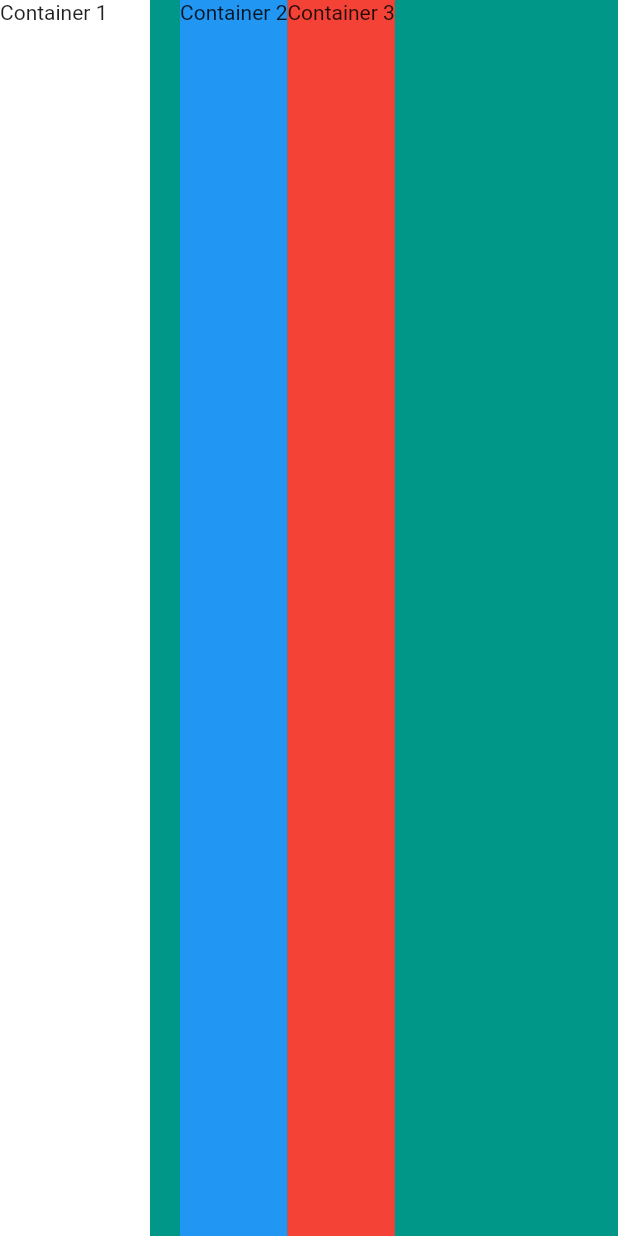
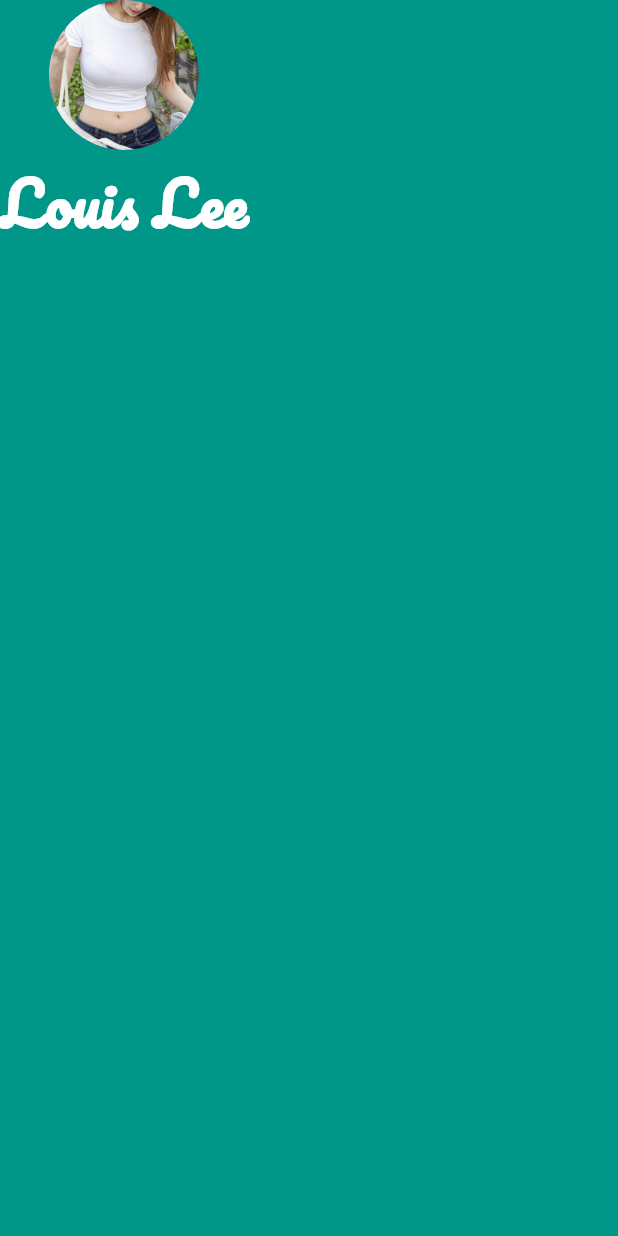
Before and after one commit to es5es5/mi_card_flutter, a Flutter app: the screen it shows after launch, on a phone screen of 412 x 824 dp. Run offline on Flutter 3.47's test engine with Material 2 defaults, Android fonts, the phone set to English and light mode, and no system bars.

Commit message:
Images, Fonts

```diff
--- a/lib/main.dart
+++ b/lib/main.dart
@@ -11,23 +11,20 @@ class MyApp extends StatelessWidget {
       home: Scaffold(
         backgroundColor: Colors.teal,
         body: SafeArea(
-          child: Row(
-            crossAxisAlignment: CrossAxisAlignment.stretch,
+          child: Column(
             children: <Widget>[
-              Container(
-                width: 100,
-                color: Colors.white,
-                child: Text('Container 1'),
+              CircleAvatar(
+                radius: 50,
+                backgroundImage: AssetImage('images/girl.jpg'),
               ),
-              SizedBox(width: 20,),
-              Container(
-                color: Colors.blue,
-                child: Text('Container 2'),
-              ),
-              Container(
-                color: Colors.red,
-                child: Text('Container 3'),
-              ),
+              Text(
+                'Louis Lee',
+                style: TextStyle(
+                    fontFamily: 'Pacifico',
+                    fontSize: 40,
+                    color: Colors.white,
+                    fontWeight: FontWeight.bold),
+              )
             ],
           ),
         ),
```
Also changed, not shown: pubspec.yaml (+8 -51 lines), fonts/Pacifico-Regular.ttf (added), images/girl.jpg (added).
